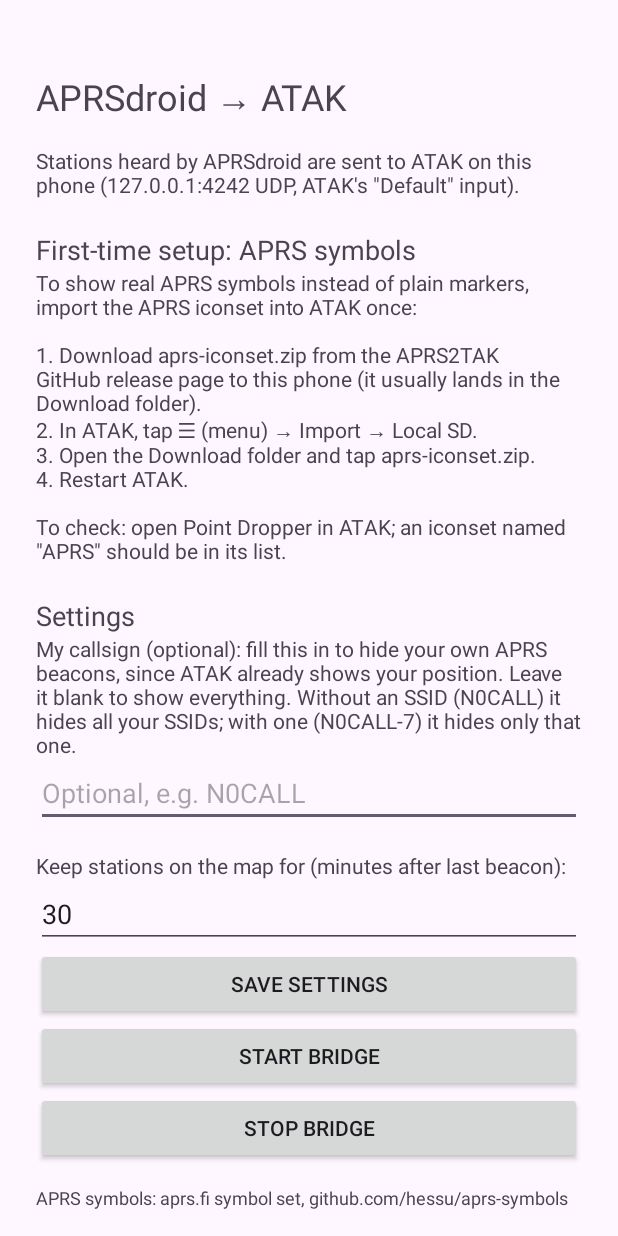
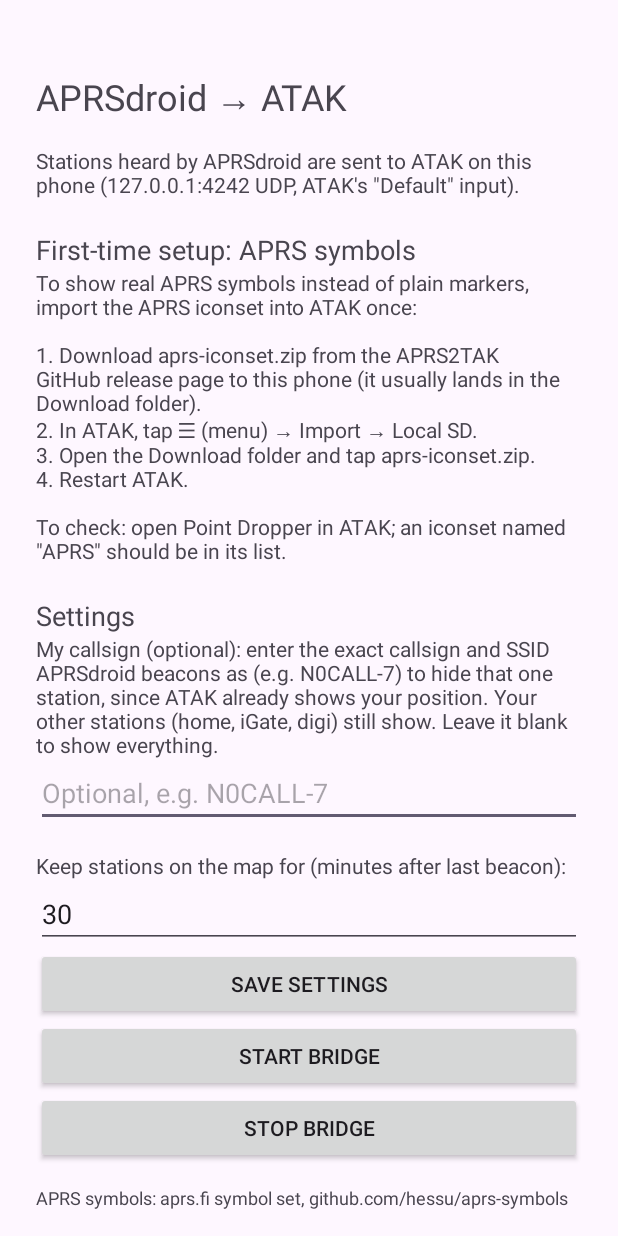
Before and after one commit to BubsGarage/APRS2TAK, an Android app: the screen it shows after launch (MainActivity), on a phone screen of 412 x 824 dp. Run offline under Robolectric (Android 15) with nearby library versions, the phone set to English and light mode, and no system bars.

Commit message:
v1.1: fix Mic-E stations being dropped, exact-match callsign filter

```diff
--- a/app/build.gradle.kts
+++ b/app/build.gradle.kts
@@ -12,8 +12,8 @@ android {
         applicationId = "com.ko6gvh.aprs2tak"
         minSdk = 26
         targetSdk = 37
-        versionCode = 1
-        versionName = "1.0"
+        versionCode = 2
+        versionName = "1.1"
 
         testInstrumentationRunner = "androidx.test.runner.AndroidJUnitRunner"
     }
--- a/app/src/main/java/com/ko6gvh/aprs2tak/MainActivity.java
+++ b/app/src/main/java/com/ko6gvh/aprs2tak/MainActivity.java
@@ -91,16 +91,16 @@ public class MainActivity extends AppCompatActivity {
         layout.addView(callTitle);
 
         TextView callInfo = new TextView(this);
-        callInfo.setText("My callsign (optional): fill this in to hide your own APRS "
-                + "beacons, since ATAK already shows your position. Leave it blank to "
-                + "show everything. Without an SSID (N0CALL) it hides all your SSIDs; "
-                + "with one (N0CALL-7) it hides only that one.");
+        callInfo.setText("My callsign (optional): enter the exact callsign and SSID "
+                + "APRSdroid beacons as (e.g. N0CALL-7) to hide that one station, since "
+                + "ATAK already shows your position. Your other stations (home, iGate, "
+                + "digi) still show. Leave it blank to show everything.");
         layout.addView(callInfo);
 
         myCall = new EditText(this);
         myCall.setSingleLine(true);
         myCall.setInputType(InputType.TYPE_CLASS_TEXT | InputType.TYPE_TEXT_FLAG_CAP_CHARACTERS);
-        myCall.setHint("Optional, e.g. N0CALL");
+        myCall.setHint("Optional, e.g. N0CALL-7");
         myCall.setText(prefs.getString(KEY_CALL, ""));
         layout.addView(myCall);
 
```
Also changed, not shown: app/src/main/java/com/ko6gvh/aprs2tak/BridgeService.java (+22 -10 lines), 1 other file.
